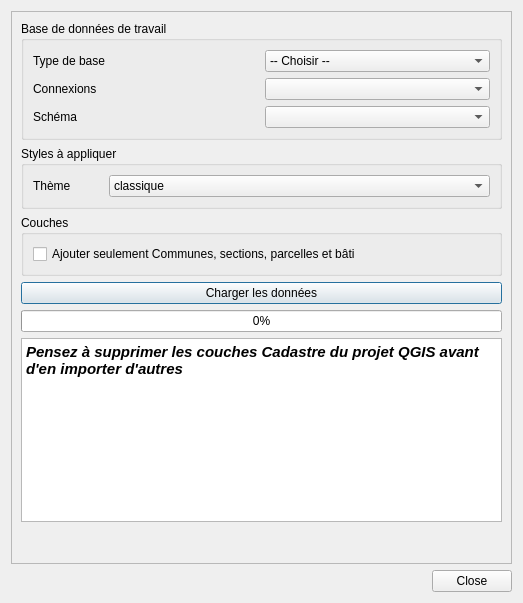
Qt form forms/cadastre_load_form.ui (3liz/QgisCadastrePlugin) before a commit.
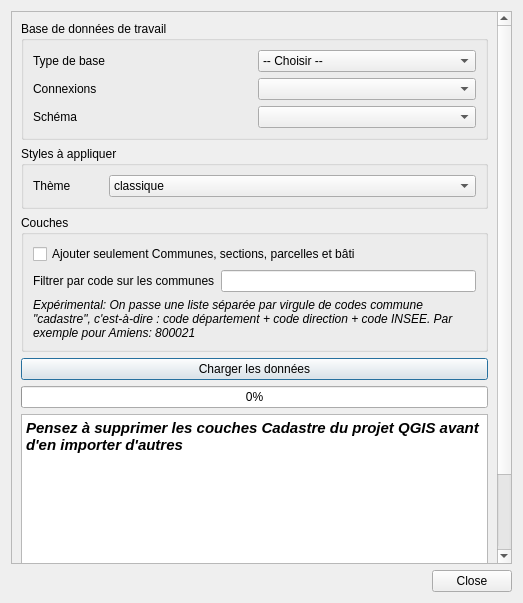
The same form after that commit.

Commit message: Chargement - Ajout de la possibilité de filtrer par liste de codes commune

Patch:
```diff
--- a/forms/cadastre_load_form.ui
+++ b/forms/cadastre_load_form.ui
@@ -24,8 +24,8 @@
        <rect>
         <x>0</x>
         <y>0</y>
-        <width>503</width>
-        <height>550</height>
+        <width>487</width>
+        <height>686</height>
        </rect>
       </property>
       <layout class="QVBoxLayout" name="verticalLayout_2">
@@ -129,17 +129,45 @@
           <string>Couches</string>
          </property>
          <layout class="QVBoxLayout" name="verticalLayout_3">
+          <item>
+           <widget class="QCheckBox" name="cbMainLayersOnly">
+            <property name="text">
+             <string>Ajouter seulement Communes, sections, parcelles et bâti</string>
+            </property>
+           </widget>
+          </item>
           <item>
            <layout class="QFormLayout" name="formLayout">
             <item row="0" column="0">
-             <widget class="QCheckBox" name="cbMainLayersOnly">
+             <widget class="QLabel" name="label_4">
               <property name="text">
-               <string>Ajouter seulement Communes, sections, parcelles et bâti</string>
+               <string>Filtrer par code sur les communes</string>
               </property>
              </widget>
             </item>
+            <item row="0" column="1">
+             <widget class="QLineEdit" name="communeFilter"/>
+            </item>
            </layout>
           </item>
+          <item>
+           <widget class="QLabel" name="label_5">
+            <property name="font">
+             <font>
+              <italic>true</italic>
+             </font>
+            </property>
+            <property name="text">
+             <string>Expérimental: On passe une liste séparée par virgule de codes commune &quot;cadastre&quot;, c'est-à-dire : code département + code direction + code INSEE. Par exemple pour Amiens: 800021</string>
+            </property>
+            <property name="wordWrap">
+             <bool>true</bool>
+            </property>
+            <property name="margin">
+             <number>1</number>
+            </property>
+           </widget>
+          </item>
          </layout>
         </widget>
        </item>
```
The commit also changes 6 other files.
